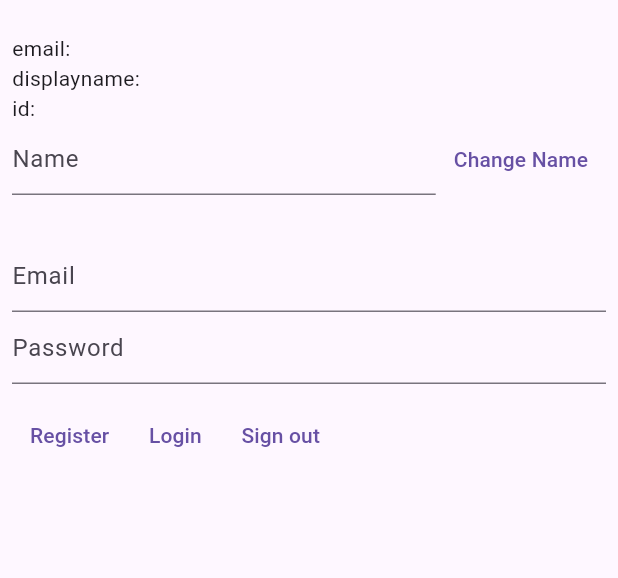
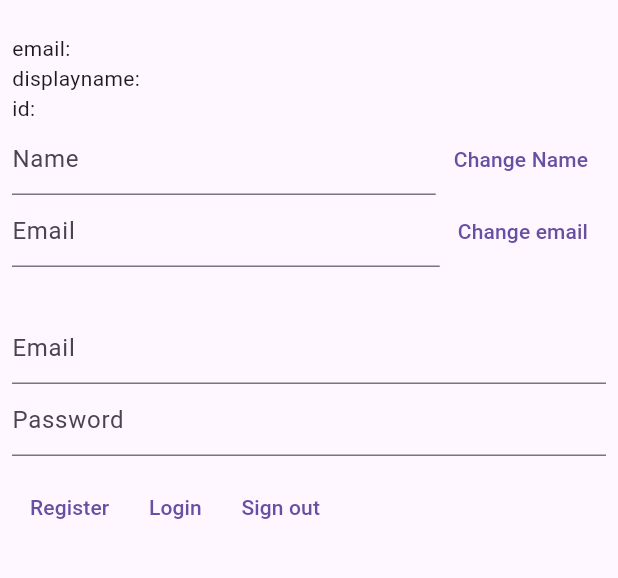
Before and after one commit to sb-dor/flutter-firebase, a Flutter app: the screen it shows once a user with an empty profile is signed in, after a tap on "Change Name", on a phone screen of 412 x 824 dp, the part 63-641 px from its top. Run offline on Flutter 3.47's test engine with Material 3 defaults, Android fonts, the phone set to English and light mode, and no system bars; our stand-ins replace cloud_firestore, connectivity_plus, faker, firebase_analytics, firebase_auth, firebase_core and 5 more; missing offline and left inert: firebase_app_check, lecle_downloads_path_provider; accounts and stored records are empty; network calls fail.

```diff
--- a/lib/core/firebase_helpers/firebase_auth/firebase_default_auth/firebase_auth_default_auth_page.dart
+++ b/lib/core/firebase_helpers/firebase_auth/firebase_default_auth/firebase_auth_default_auth_page.dart
@@ -17,6 +17,8 @@ class _FirebaseAuthDefaultAuthPageState extends State<FirebaseAuthDefaultAuthPag
   final TextEditingController _passwordController = TextEditingController();
 
   final TextEditingController _nameController = TextEditingController();
+
+  final TextEditingController _emailControllerForChange = TextEditingController();
 
   // final
 
@@ -42,33 +44,35 @@ class _FirebaseAuthDefaultAuthPageState extends State<FirebaseAuthDefaultAuthPag
                   if (snap.hasData) {
                     final data = snap.requireData;
                     _nameController.text = data?.displayName ?? '';
+                    _emailControllerForChange.text = data?.email ?? '';
                     return Column(
                       crossAxisAlignment: CrossAxisAlignment.start,
                       children: [
                         Text("email: ${data?.email}"),
                         Text("displayname: ${data?.displayName}"),
                         Text("id: ${data?.uid}"),
-                        Row(
-                          children: [
-                            Expanded(
-                              child: TextField(
+                        _TextFieldWithFirebaseFunc(
                           controller: _nameController,
-                                decoration: InputDecoration(hintText: "Name"),
-                              ),
-                            ),
-                            TextButton(
-                              onPressed: () async {
+                          onButtonTap: () async {
                             await _firebaseDefaultAuthHelper
                                 .updateUserName(_nameController.text.trim());
                             FocusManager.instance.primaryFocus?.unfocus();
                           },
-                              child: Text(
-                                "Change Name",
+                          hintText: "Name",
+                          buttonText: "Change Name",
                         ),
-                            )
-                          ],
+                        _TextFieldWithFirebaseFunc(
+                          controller: _emailControllerForChange,
+                          onButtonTap: () async {
+                            await _firebaseDefaultAuthHelper.updateUserEmail(
+                              _emailControllerForChange.text.trim(),
+                            );
+                            FocusManager.instance.primaryFocus?.unfocus();
+                          },
+                          hintText: "Email",
+                          buttonText: "Change email",
                         ),
-                        SizedBox(height: 20),
+                        const SizedBox(height: 20),
                       ],
                     );
                   } else {
@@ -120,3 +124,38 @@ class _FirebaseAuthDefaultAuthPageState extends State<FirebaseAuthDefaultAuthPag
     );
   }
 }
+
+class _TextFieldWithFirebaseFunc extends StatelessWidget {
+  final TextEditingController controller;
+  final VoidCallback onButtonTap;
+  final String hintText;
+  final String buttonText;
+
+  const _TextFieldWithFirebaseFunc({
+    super.key,
+    required this.controller,
+    required this.onButtonTap,
+    required this.hintText,
+    required this.buttonText,
+  });
+
+  @override
+  Widget build(BuildContext context) {
+    return Row(
+      children: [
+        Expanded(
+          child: TextField(
+            controller: controller,
+            decoration: InputDecoration(hintText: hintText),
+          ),
+        ),
+        TextButton(
+          onPressed: onButtonTap,
+          child: Text(
+            buttonText,
+          ),
+        )
+      ],
+    );
+  }
+}
--- a/lib/core/getit/getit_init.dart
+++ b/lib/core/getit/getit_init.dart
@@ -3,6 +3,7 @@ import 'package:flutter_firebase/core/firebase_helpers/firebase_appcheck/firebas
 import 'package:flutter_firebase/core/firebase_helpers/firebase_auth/firebase_default_auth/firebase_default_auth_helper.dart';
 import 'package:flutter_firebase/core/firebase_helpers/firebase_cloud_firestore/firebase_cloud_firestore_helper.dart';
 import 'package:flutter_firebase/core/firebase_helpers/firebase_cloud_storage/firebase_cloud_storage_helper.dart';
+import 'package:flutter_firebase/core/shared_pref/shared_pref.dart';
 import 'package:get_it/get_it.dart';
 
 final getit = GetIt.I;
@@ -33,5 +34,12 @@ abstract final class GetItInit {
     getit.registerLazySingleton<FirebaseDefaultAuthHelper>(
       () => FirebaseDefaultAuthHelper(),
     );
+
+    //
+    getit.registerLazySingleton<SharedPref>(
+      () => SharedPref(),
+    );
+
+    await getit<SharedPref>().initPref();
   }
 }
--- /dev/null
+++ b/lib/core/shared_pref/shared_pref.dart
@@ -0,0 +1,11 @@
+import 'package:shared_preferences/shared_preferences.dart';
+
+class SharedPref {
+  late final SharedPreferences _sharedPreferences;
+
+  Future<void> initPref() async => _sharedPreferences = await SharedPreferences.getInstance();
+
+  Future<void> saveString({required String key, required String value}) async {
+    await _sharedPreferences.setString(key, value);
+  }
+}
--- a/pubspec.yaml
+++ b/pubspec.yaml
@@ -50,6 +50,7 @@ dependencies:
   video_player: ^2.9.1
   lecle_downloads_path_provider: ^0.0.2+8
   firebase_auth: ^5.1.3
+  shared_preferences: ^2.3.1
 
 dev_dependencies:
   flutter_test:
```
Also changed, not shown: lib/core/firebase_helpers/firebase_auth/firebase_default_auth/firebase_default_auth_helper.dart (+33 -0 lines), pubspec.lock, 1 other file. Lines whose indentation alone changed are shown as unchanged.
